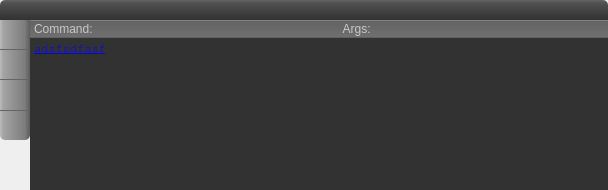
The window that plugins/output/outputText.ui (rkyleg/scope) describes before a commit, drawn with Qt 5.
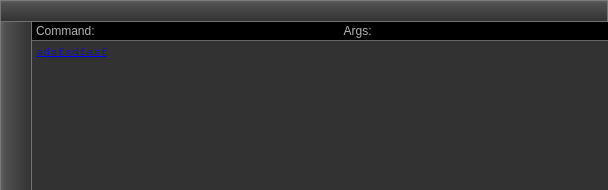
The same window after the commit. Icons and pictures are not drawn.

Commit message: updated output plugin style

Diff of the .ui file:
```diff
--- a/plugins/output/outputText.ui
+++ b/plugins/output/outputText.ui
@@ -24,10 +24,10 @@
     <widget class="QFrame" name="fr_cmd">
      <property name="styleSheet">
       <string notr="true">QFrame#fr_cmd{
-
-	background-color: qlineargradient(spread:pad, x1:1, y1:1, x2:1, y2:0, stop:0 rgba(82, 82, 82, 255), stop:0.0590909 rgba(111, 111, 111, 255), stop:0.922727 rgba(99, 99, 99, 255), stop:1 rgba(151, 151, 151, 255));
+background:black;
 color:white;
 border:0px;
+border-bottom:1px solid rgba(130,130,130,200);
 }</string>
      </property>
      <property name="frameShape">
@@ -70,7 +70,7 @@
       <item row="0" column="2">
        <widget class="QLabel" name="label_2">
         <property name="styleSheet">
-         <string notr="true">color:rgb(200,200,200);</string>
+         <string notr="true">color:rgb(180,180,180);</string>
         </property>
         <property name="text">
          <string>    Args:</string>
@@ -80,7 +80,7 @@
       <item row="0" column="0">
        <widget class="QLabel" name="label">
         <property name="styleSheet">
-         <string notr="true">color:rgb(200,200,200);</string>
+         <string notr="true">color:rgb(180,180,180);</string>
         </property>
         <property name="text">
          <string>Command:</string>
@@ -103,7 +103,9 @@
     <widget class="QLabel" name="l_title">
      <property name="styleSheet">
       <string notr="true">background-color: qlineargradient(spread:pad, x1:1, y1:1, x2:1, y2:0, stop:0 rgba(50, 50, 50, 255), stop:0.831818 rgba(80, 80, 80, 255), stop:1 rgba(100, 100, 100, 255));
-color:white;border-top-right-radius:5px;border-top-left-radius:5px;padding:3px;</string>
+color:white;
+padding:3px;
+border:1px solid rgba(130,130,130,200);</string>
      </property>
      <property name="text">
       <string/>
@@ -116,8 +118,13 @@
    <item row="1" column="0" rowspan="3">
     <widget class="QFrame" name="frame_2">
      <property name="styleSheet">
-      <string notr="true">QPushButton,QToolButton {
-	background-color: qlineargradient(spread:pad, x1:1, y1:1, x2:0, y2:1, stop:0.00995025 rgba(94, 94, 94, 255), stop:0.174129 rgba(125, 125, 125, 255), stop:0.890547 rgba(164, 164, 164, 255), stop:1 rgba(188, 188, 188, 255));
+      <string notr="true">QFrame#frame_2 {
+border-left:1px solid rgba(130,130,130,200);
+border-right:1px solid rgba(130,130,130,200);
+background-color: qlineargradient(spread:pad, x1:1, y1:1, x2:0, y2:1, stop:0 rgba(50, 50, 50, 255), stop:0.831818 rgba(80, 80, 80, 255), stop:1 rgba(100, 100, 100, 255));
+}
+QPushButton,QToolButton {
+background:transparent;
 	border:0px;
 	padding:3px;
 	padding-left:6px;
@@ -136,13 +143,13 @@
      </property>
      <layout class="QGridLayout" name="gridLayout_3">
       <property name="leftMargin">
-       <number>0</number>
+       <number>1</number>
       </property>
       <property name="topMargin">
        <number>0</number>
       </property>
       <property name="rightMargin">
-       <number>0</number>
+       <number>1</number>
       </property>
       <property name="bottomMargin">
        <number>2</number>
@@ -167,11 +174,6 @@
         <property name="toolTip">
          <string>Stop</string>
         </property>
-        <property name="styleSheet">
-         <string notr="true">QPushButton,QToolButton {
-	border-bottom:1px solid rgb(100,100,100);
-}</string>
-        </property>
         <property name="text">
          <string/>
         </property>
@@ -240,11 +242,6 @@
         <property name="toolTip">
          <string>Run</string>
         </property>
-        <property name="styleSheet">
-         <string notr="true">QPushButton,QToolButton {
-	border-bottom:1px solid rgb(100,100,100);
-}</string>
-        </property>
         <property name="text">
          <string/>
         </property>
@@ -274,13 +271,6 @@
         <property name="toolTip">
          <string>Save output to file</string>
         </property>
-        <property name="styleSheet">
-         <string notr="true">QPushButton,QToolButton {
-	border-top:1px solid rgb(100,100,100);
-	border-bottom-right-radius:5px;
-	border-bottom-left-radius:5px;
-}</string>
-        </property>
         <property name="text">
          <string/>
         </property>
```
Left out of the diff: 2 changed lines with no effect on the pictures. The commit also changes 5 other files.
